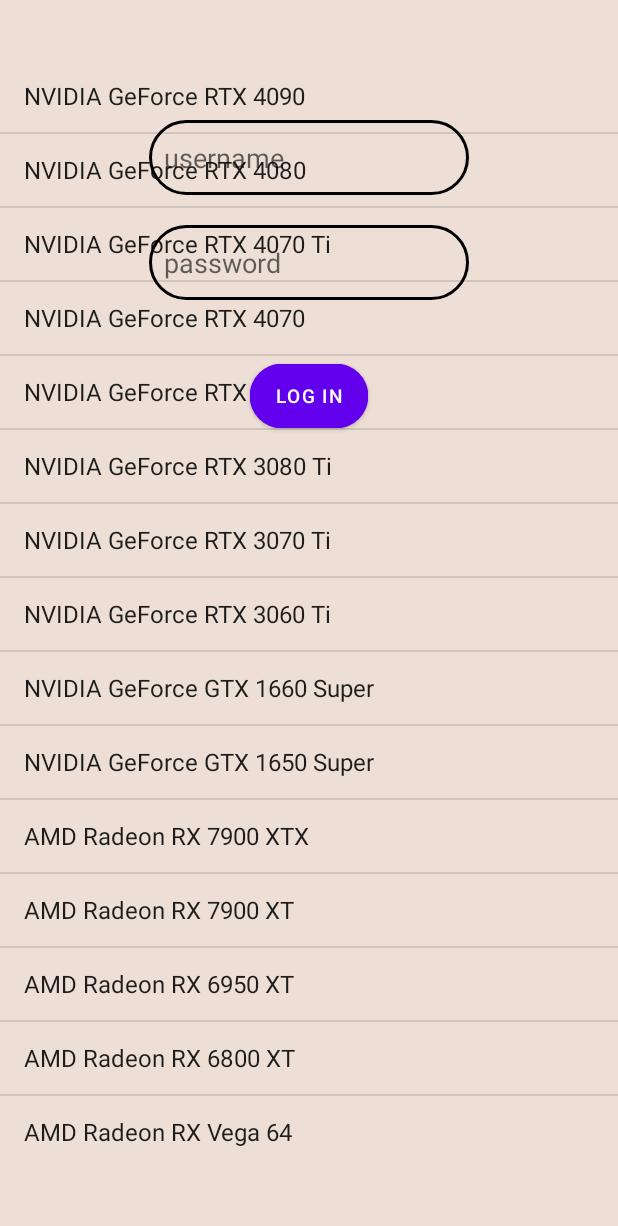
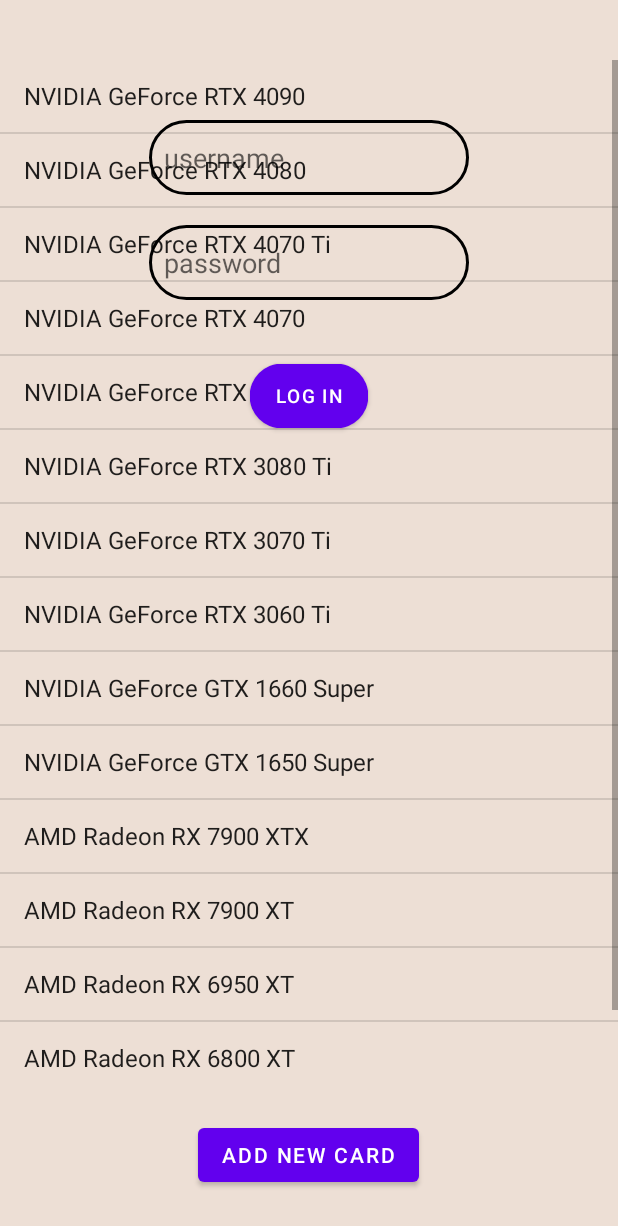
Before and after one commit to raaveinm/LeAndroidPractice, an Android app built with Jetpack Compose: the fragment ListViewFragment placed in its activity, on a phone screen of 412 x 824 dp. Shown: the top 1226 px of the screen. Run offline under Robolectric (Android 15) with nearby library versions, the phone set to English and light mode, and no system bars.

```diff
--- a/app/src/main/java/com/raaceinm/androidpracticals/Tools/Components.kt
+++ b/app/src/main/java/com/raaceinm/androidpracticals/Tools/Components.kt
@@ -1,8 +1,4 @@
 package com.raaceinm.androidpracticals.Tools
-
-import androidx.compose.runtime.mutableStateMapOf
-import androidx.compose.runtime.mutableStateOf
-import androidx.compose.ui.res.stringArrayResource
 
 data class GPUs(var name: String)
 
@@ -24,12 +20,39 @@ var GPUData: List<GPUs> = mutableListOf(
     GPUs("AMD Radeon RX Vega 64")
 )
 
-fun getGPUDataSet(): List<GPUs> {
-    return GPUData
+
+
+fun  setGPUDataSet(item: String) {
+    GPUData = GPUData.toMutableList().apply {
+        add(GPUs(item))
+    }
 }
 
-fun  setGPUDataSet(item: List<GPUs>) {
-    GPUData = GPUData.toMutableList().also { it.addAll(item) }
-}
+var CPUData: Array<String> = arrayOf(
+    "AMD Ryzen 9 7950X3D",
+    "AMD Ryzen 9 7900X",
+    "AMD Ryzen 9 7900",
+    "AMD Ryzen 7 7800X3D",
+    "AMD Ryzen 7 7700X",
+    "AMD Ryzen 5 7600X",
+    "AMD Ryzen 9 5900X",
+    "AMD Ryzen 7 5800X",
+    "AMD Ryzen 5 5600X",
+)
+
+var CPUImage: Array<String> = arrayOf(
+    "https://www.amd.com/content/dam/amd/en/images/products/processors/ryzen/2505503-ryzen-9-7900x3d.jpg",
+    "https://www.amd.com/content/dam/amd/en/images/products/processors/ryzen/2505503-ryzen-9-7900x.jpg",
+    "https://www.amd.com/content/dam/amd/en/images/products/processors/ryzen/2505503-ryzen-9-7900x.jpg",
+    "https://www.amd.com/content/dam/amd/en/images/products/processors/ryzen/2505503-ryzen-7-7800x3d.jpg",
+    "https://www.amd.com/content/dam/amd/en/images/products/processors/ryzen/2505503-ryzen-7-7700x.jpg",
+    "https://www.amd.com/content/dam/amd/en/images/products/processors/ryzen/2505503-ryzen-5-7600x.jpg",
+    "https://www.amd.com/content/dam/amd/en/images/products/processors/ryzen/2505503-ryzen-9-5900x.jpg",
+    "https://www.amd.com/content/dam/amd/en/images/products/processors/ryzen/2505503-ryzen-7-5800x.jpg",
+    "https://www.amd.com/content/dam/amd/en/images/products/processors/ryzen/2505503-ryzen-5-5600x.jpg")
+
+fun getCPUDataSet() = CPUData
+fun getCPUImageDataSet() = CPUImage
+fun getGPUDataSet() = GPUData
 
 data class CPUItem(val name: String, val imageUrl: String)
--- a/app/src/main/java/com/raaceinm/androidpracticals/activities/FilesTestActivity.java
+++ b/app/src/main/java/com/raaceinm/androidpracticals/activities/FilesTestActivity.java
@@ -33,7 +33,6 @@ public class FilesTestActivity extends AppCompatActivity {
     private ActivityResultLauncher<Intent> resultLauncher;
     private Boolean isRegistered = false;
 
-    @SuppressLint("MissingInflatedId")
     @Override
     protected void onCreate(Bundle savedInstanceState) {
         super.onCreate(savedInstanceState);
@@ -85,7 +84,7 @@ public class FilesTestActivity extends AppCompatActivity {
         Log.i(TAG, "onPause activity initialized");
     }
 
-
+    @Override
     protected void onResume() {
         super.onResume();
         Log.i(TAG, "onResume activity initialized");
--- a/app/src/main/res/layout/activity_main.xml
+++ b/app/src/main/res/layout/activity_main.xml
@@ -16,8 +16,8 @@
 
 
         tools:ignore="MissingConstraints"
-        tools:layout_editor_absoluteX="16dp"
-        tools:layout_editor_absoluteY="-77dp" />
+        tools:layout_editor_absoluteX="0dp"
+        tools:layout_editor_absoluteY="-62dp" />
 
     <TextView
         android:id="@+id/TextSection"
--- a/app/src/main/res/layout/fragment_list_view.xml
+++ b/app/src/main/res/layout/fragment_list_view.xml
@@ -3,15 +3,34 @@
     xmlns:tools="http://schemas.android.com/tools"
     android:layout_width="match_parent"
     android:layout_height="match_parent"
-    tools:context=".fragments.ListViewFragment">
+    tools:context=".fragments.ListViewFragment"
+    android:layout_gravity="center">
 
-    <Space
-        android:layout_width="wrap_content"
-        android:layout_height="40dp" />
+
+
 
     <ListView
         android:id="@+id/listViewArray"
         android:layout_width="match_parent"
         android:layout_height="wrap_content"
-        android:layout_marginTop="40dp" />
+        android:layout_marginTop="40dp"
+        android:layout_marginBottom="100dp">
+
+    </ListView>
+
+    <LinearLayout
+        android:layout_width="match_parent"
+        android:layout_height="match_parent"
+        android:orientation="horizontal"
+        android:gravity="center|bottom"
+        android:layout_marginBottom="30dp">
+
+        <Button
+            android:id="@+id/addGPU"
+            android:layout_width="wrap_content"
+            android:layout_height="wrap_content"
+            android:onClick="FragmentManager"
+            android:text="add new card" />
+    </LinearLayout>
+
 </FrameLayout>
```
Also changed, not shown: app/src/main/java/com/raaceinm/androidpracticals/Tools/RecyclerViewAdapter.kt (+18 -18 lines), app/src/main/java/com/raaceinm/androidpracticals/activities/MainActivity.java (+17 -10 lines), app/src/main/java/com/raaceinm/androidpracticals/activities/PrivateContent.java (+43 -17 lines), app/src/main/java/com/raaceinm/androidpracticals/fragments/AddNewCard.kt (added, +23 -0 lines), app/src/main/java/com/raaceinm/androidpracticals/fragments/LinearLayout.java (+0 -31 lines), app/src/main/java/com/raaceinm/androidpracticals/fragments/ListViewFragment.java (+14 -11 lines), app/src/main/java/com/raaceinm/androidpracticals/fragments/RecyclerViewFragment.kt (+19 -11 lines), app/src/main/res/layout/fragment_add_new_card.xml (added, +45 -0 lines), app/src/main/res/layout/fragment_recycler_view.xml (+4 -10 lines), app/src/main/res/layout/recycler_view_element.xml (deleted, +0 -18 lines), app/src/main/res/layout/recyclerview_item.xml (added, +23 -0 lines).
